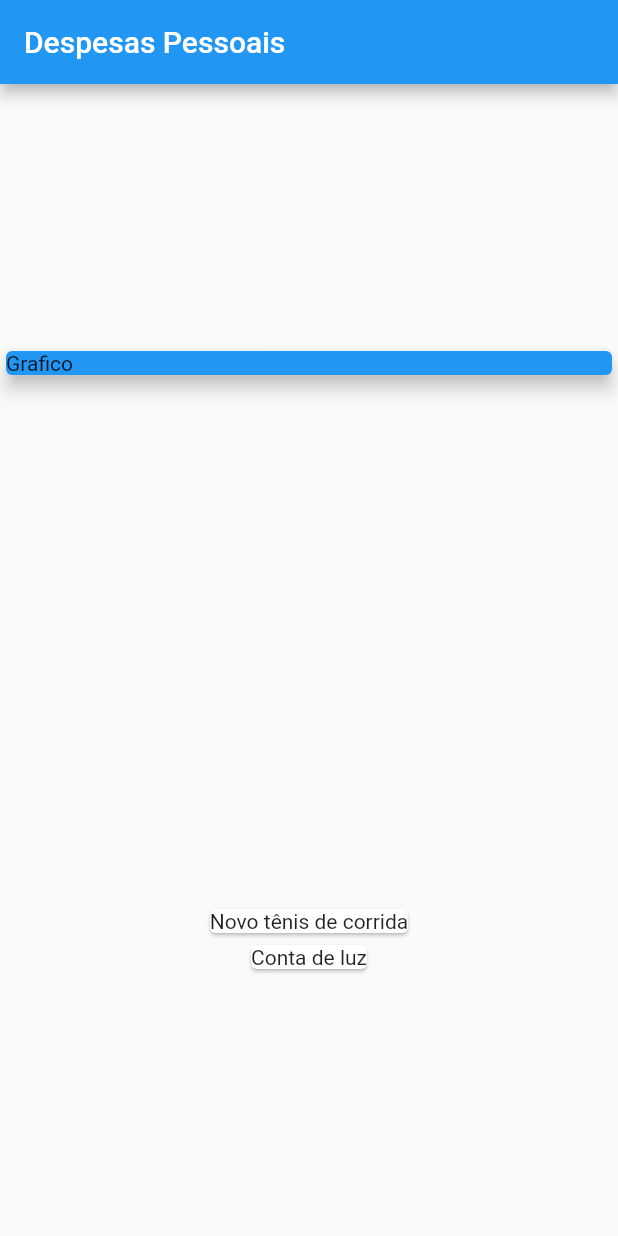
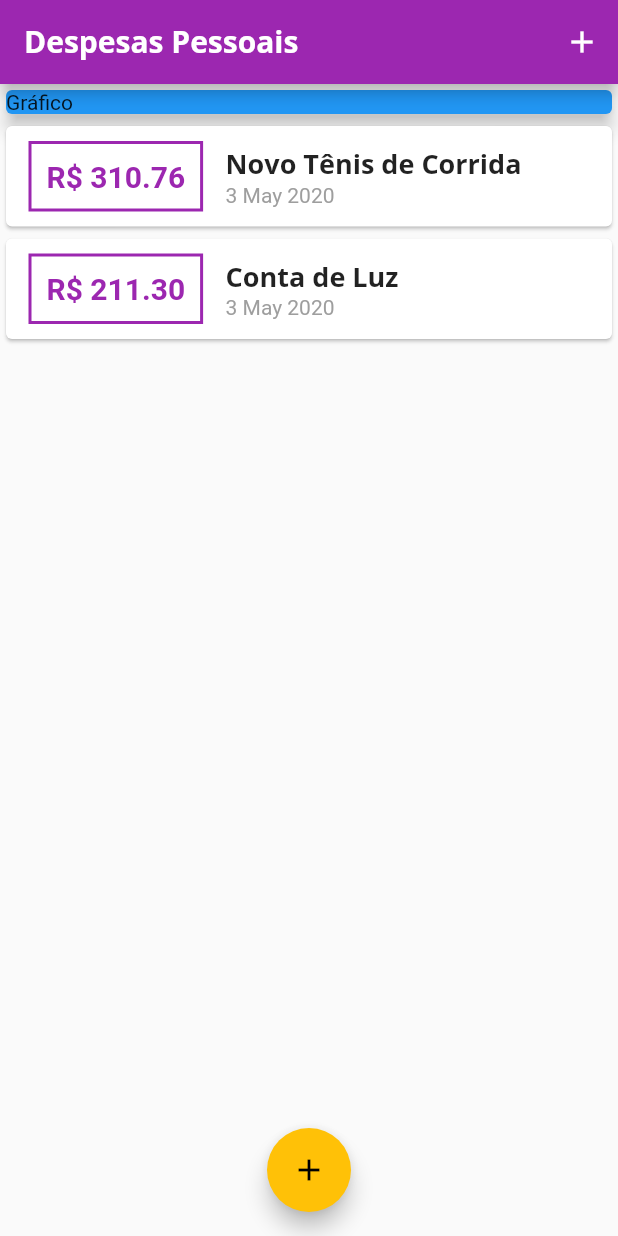
Before and after one commit to EduardoShibukawa/curso-cod3r-flutter, a Flutter app: the screen it shows after launch, on a phone screen of 412 x 824 dp. Run offline on Flutter 3.47's test engine with Material 2 defaults, Android fonts, the phone set to English and light mode, and no system bars.

Commit message:
Commitando tudo ate as fontes

```diff
--- /dev/null
+++ b/expenses/lib/components/transaction_list.dart
@@ -0,0 +1,61 @@
+import 'package:flutter/material.dart';
+import '../models/transaction.dart';
+import 'package:intl/intl.dart';
+
+class TransactionList extends StatelessWidget {
+  final List<Transaction> transactions;
+
+  TransactionList(this.transactions);
+
+  @override
+  Widget build(BuildContext context) {
+    return Container(
+      height: 300,
+      child: ListView.builder(
+        itemCount: transactions.length,
+        itemBuilder: (ctx, index) {
+          final tr = transactions[index];
+          return Card(
+            child: Row(
+              children: <Widget>[
+                Container(
+                  margin: EdgeInsets.symmetric(horizontal: 15, vertical: 10),
+                  decoration: BoxDecoration(
+                    border: Border.all(
+                      color: Theme.of(context).primaryColor,
+                      width: 2,
+                    ),
+                  ),
+                  padding: EdgeInsets.all(10),
+                  child: Text(
+                    'R\$ ${tr.value.toStringAsFixed(2)}',
+                    style: TextStyle(
+                      fontWeight: FontWeight.bold,
+                      fontSize: 20,
+                      color: Theme.of(context).primaryColor,
+                    ),
+                  ),
+                ),
+                Column(
+                  crossAxisAlignment: CrossAxisAlignment.start,
+                  children: <Widget>[
+                    Text(
+                      tr.title,
+                      style: Theme.of(context).textTheme.title,
+                    ),
+                    Text(
+                      DateFormat('d MMM y').format(tr.date),
+                      style: TextStyle(
+                        color: Colors.grey,
+                      ),
+                    ),
+                  ],
+                )
+              ],
+            ),
+          );
+        },
+      ),
+    );
+  }
+}
--- a/expenses/lib/main.dart
+++ b/expenses/lib/main.dart
@@ -1,58 +1,119 @@
-import 'package:expenses/models/transaction.dart';
+import 'package:expenses/components/transaction_form.dart';
 import 'package:flutter/material.dart';
+
+import 'dart:math';
+import 'components/transaction_form.dart';
+import 'components/transaction_list.dart';
+import 'models/transaction.dart';
 
 main() => runApp(ExpensesApp());
 
 class ExpensesApp extends StatelessWidget {
   @override
   Widget build(BuildContext context) {
-    return MaterialApp(home: MyHomePage());
+    return MaterialApp(
+      home: MyHomePage(),
+      theme: ThemeData(
+        primarySwatch: Colors.purple,
+        accentColor: Colors.amber,
+        fontFamily: 'Quicksand',
+        textTheme: ThemeData.light().textTheme.copyWith(
+              title: TextStyle(
+                fontFamily: 'OpenSans',
+                fontSize: 18,
+                fontWeight: FontWeight.bold,
+              ),
+            ),
+        appBarTheme: AppBarTheme(
+          textTheme: ThemeData.light().textTheme.copyWith(
+                title: TextStyle(
+                  fontFamily: 'OpenSans',
+                  fontSize: 20,
+                  fontWeight: FontWeight.bold,
+                ),
+              ),
+        ),
+      ),
+    );
   }
 }
 
-class MyHomePage extends StatelessWidget {
+class MyHomePage extends StatefulWidget {
+  @override
+  _MyHomePageState createState() => _MyHomePageState();
+}
+
+class _MyHomePageState extends State<MyHomePage> {
   final _transactions = [
     Transaction(
       id: 't1',
-      title: 'Novo tênis de corrida',
+      title: 'Novo Tênis de Corrida',
       value: 310.76,
-      date: DateTime.now()
+      date: DateTime.now(),
     ),
     Transaction(
       id: 't2',
-      title: 'Conta de luz',
+      title: 'Conta de Luz',
       value: 211.30,
-      date: DateTime.now()
+      date: DateTime.now(),
     ),
   ];
+
+  _addTransaction(String title, double value) {
+    final newTransaction = Transaction(
+      id: Random().nextDouble().toString(),
+      title: title,
+      value: value,
+      date: DateTime.now(),
+    );
+
+    setState(() {
+      _transactions.add(newTransaction);
+    });
+
+    Navigator.of(context).pop();
+  }
+
+  _openTransactionFormModal(BuildContext context) {
+    showModalBottomSheet(
+        context: context,
+        builder: (_) {
+          return TransactionForm(_addTransaction);
+        });
+  }
 
   @override
   Widget build(BuildContext context) {
     return Scaffold(
       appBar: AppBar(
         title: Text('Despesas Pessoais'),
+        actions: <Widget>[
+          IconButton(
+            icon: Icon(Icons.add),
+            onPressed: () => _openTransactionFormModal(context),
+          )
+        ],
       ),
-      body: Column(
-        mainAxisAlignment: MainAxisAlignment.spaceAround,
+      body: SingleChildScrollView(
+        child: Column(
           crossAxisAlignment: CrossAxisAlignment.stretch,
           children: <Widget>[
             Container(
-            width: double.infinity,
               child: Card(
                 color: Colors.blue,
-              child: Text('Grafico'),
+                child: Text('Gráfico'),
                 elevation: 5,
               ),
             ),
-          Column(
-            children: _transactions.map((tr) {
-              return Card(
-                child: Text(tr.title),
-              );
-            }).toList()
-          )
+            TransactionList(_transactions),
           ],
         ),
+      ),
+      floatingActionButton: FloatingActionButton(
+        child: Icon(Icons.add),
+        onPressed: () => _openTransactionFormModal(context),
+      ),
+      floatingActionButtonLocation: FloatingActionButtonLocation.centerFloat,
     );
   }
 }
--- a/expenses/lib/models/transaction.dart
+++ b/expenses/lib/models/transaction.dart
@@ -10,6 +10,6 @@ class Transaction {
     @required this.id,
     @required this.title,
     @required this.value,
-    @required this.date
+    @required this.date,
   });
 }
```
Also changed, not shown: expenses/lib/components/transaction_form.dart (added, +65 -0 lines), expenses/pubspec.yaml (+13 -7 lines), expenses/assets/fonts/OpenSans-Bold.ttf (added), expenses/assets/fonts/OpenSans-Regular.ttf (added), expenses/assets/fonts/Quicksand-Bold.ttf (added), expenses/assets/fonts/Quicksand-Light.ttf (added), expenses/assets/fonts/Quicksand-Medium.ttf (added), expenses/assets/fonts/Quicksand-Regular.ttf (added), expenses/pubspec.lock. Lines whose indentation alone changed are shown as unchanged.
